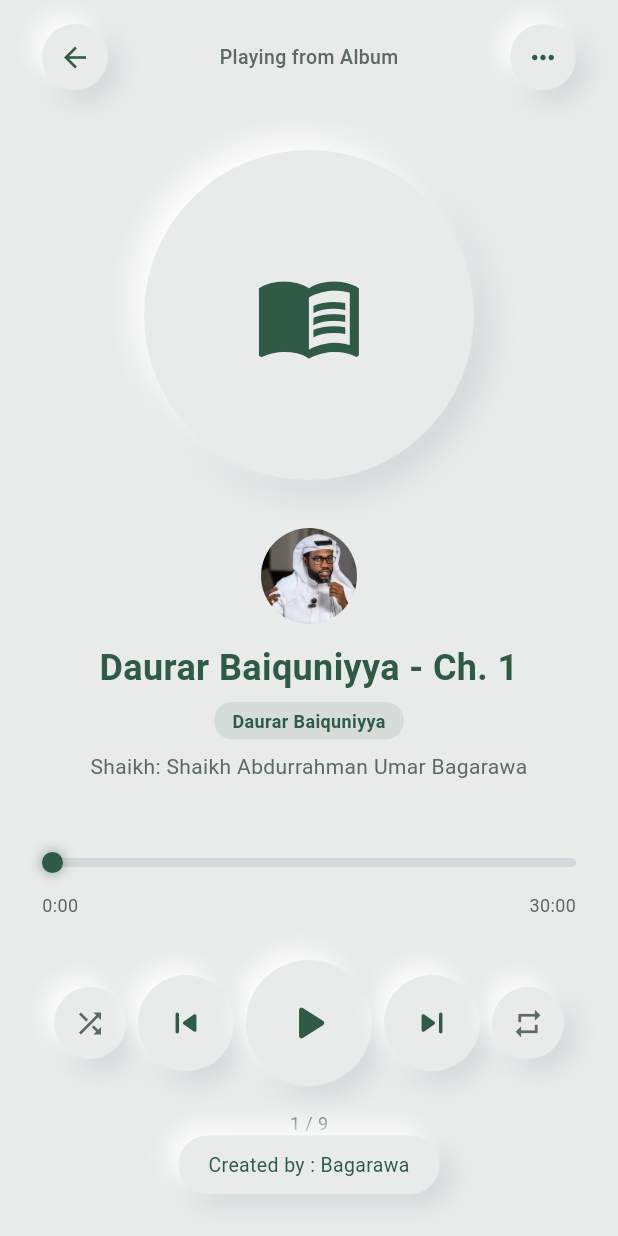
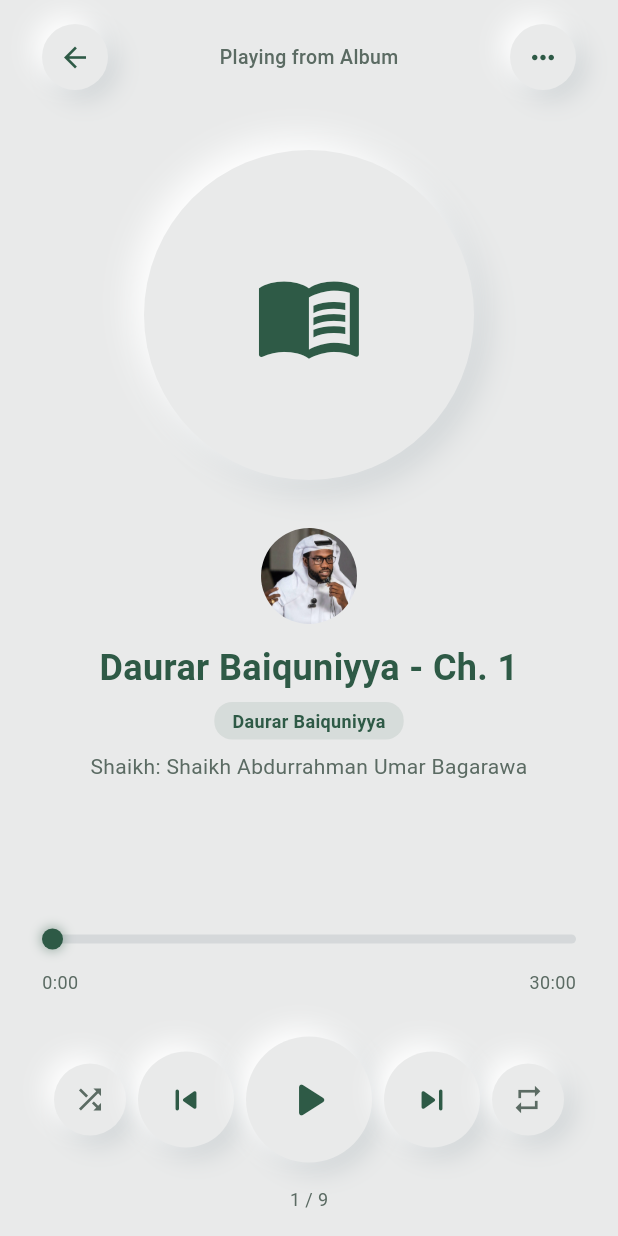
Before and after one commit to Cyberboyone/bagarawa-app, a Flutter app: the PlayerScreen screen opened directly with sample values from the repository, on a phone screen of 412 x 824 dp. Run offline on Flutter 3.47's test engine with Material 3 defaults, Android fonts, the light colour scheme and no system bars; our stand-ins replace just_audio, just_audio_background, shared_preferences; accounts and stored records are empty.

Commit message:
Remove 'Created by : Bagarawa' footer from player screen

```diff
--- a/lib/screens/player_screen.dart
+++ b/lib/screens/player_screen.dart
@@ -474,24 +474,11 @@ color: AppColors.accent.withValues(alpha: 0.1),
                   color: AppColors.textSecondary,
                 ),
               ),
-
-              Neumorphic(
-                borderRadius: 20,
-                padding: const EdgeInsets.symmetric(
-                    horizontal: 20, vertical: 10),
-                child: const Text(
-                  'Created by : Bagarawa',
-                  style: TextStyle(
-                      color: AppColors.textPrimary, fontSize: 13),
-                ),
-              ),
-
-              const SizedBox(height: 12),
-                    ],
-                  ),
-                ),
-              ),
-            );
+            ],
+          ),
+        ),
+      ),
+    );
           },
         ),
       ),
```
